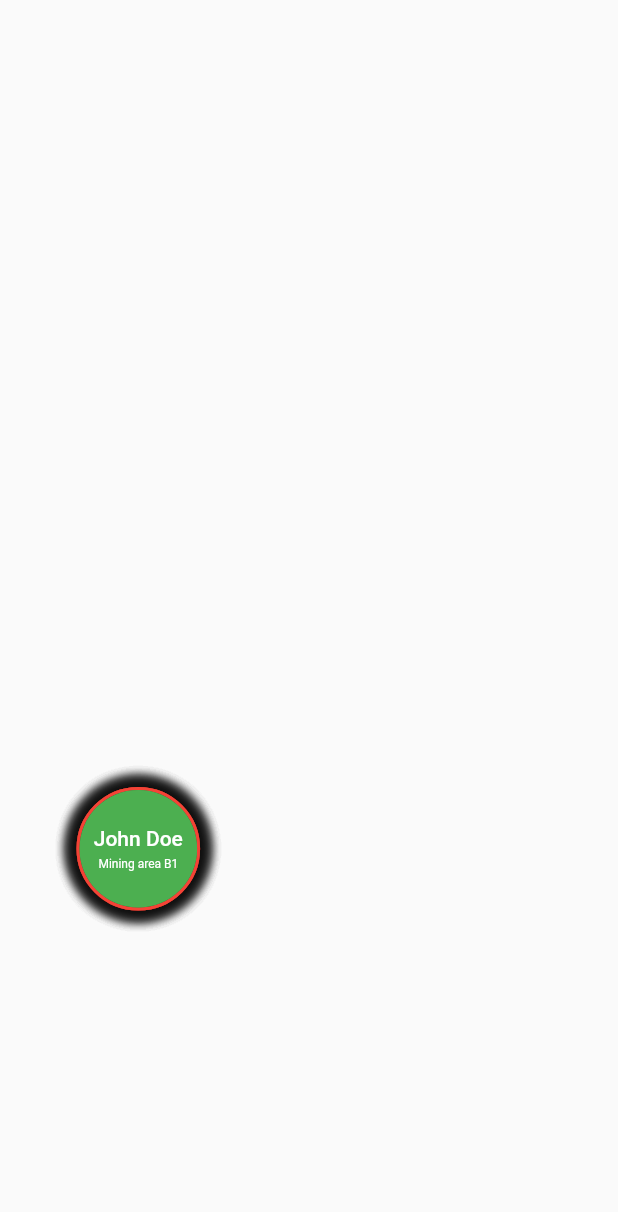
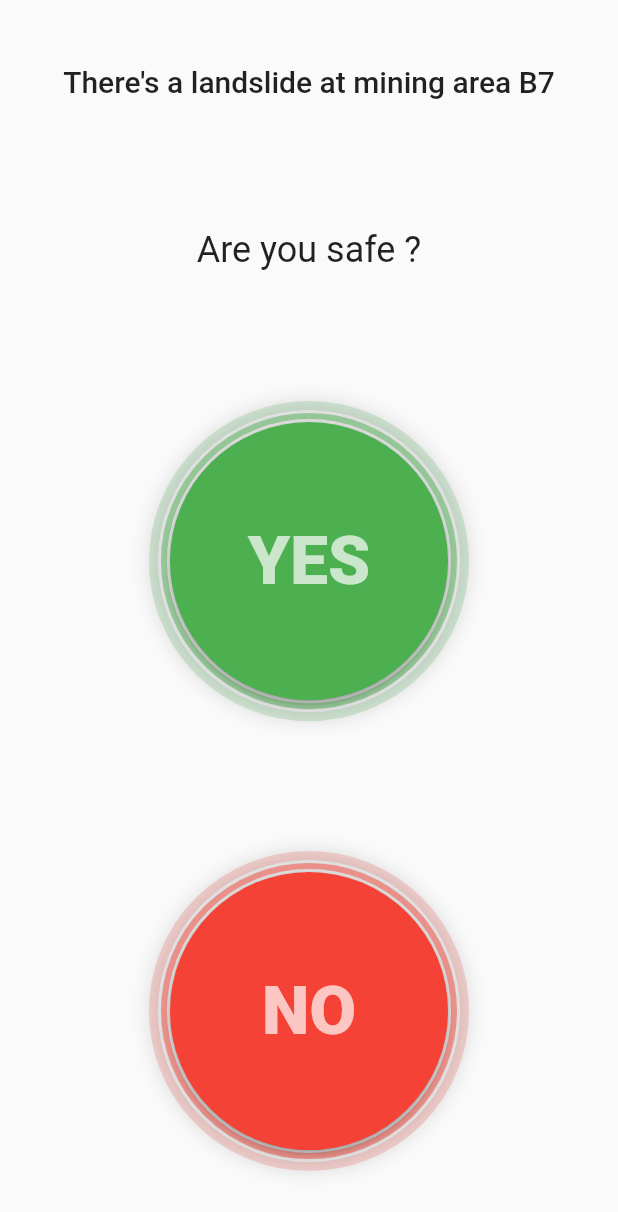
Before and after one commit to materoy/Siemens-hackathon-safety-marker, a Flutter app: the AlertResponsePage screen opened by its route, on a phone screen of 412 x 824 dp. Shown: the top 1212 px of the screen. Run offline on Flutter 3.47's test engine with Material 2 defaults, Android fonts, the phone set to English and light mode, and no system bars; our stand-ins replace bloc, flutter_bloc; generated files the repository leaves out were written again.

Commit message:
finish implementn alert page

```diff
--- a/lib/app/modules/alert/alert.dart
+++ b/lib/app/modules/alert/alert.dart
@@ -1,3 +1,5 @@
 export 'view/alert_details_page.dart';
 export 'view/alert_response_page.dart';
 export 'view/raise_alert_page.dart';
+export 'view/rescue_page.dart';
+export 'view/users_welfare_page.dart';
--- a/lib/app/modules/alert/view/alert_response_page.dart
+++ b/lib/app/modules/alert/view/alert_response_page.dart
@@ -1,7 +1,6 @@
-import 'dart:math';
-
 import 'package:flutter/material.dart';
 import 'package:siemens_hackathon_safety_marker/app/global/util/size_config.dart';
+import 'package:siemens_hackathon_safety_marker/app/routes/app_pages.dart';
 
 class AlertResponsePage extends StatelessWidget {
   const AlertResponsePage({Key? key}) : super(key: key);
@@ -10,142 +9,91 @@ class AlertResponsePage extends StatelessWidget {
   Widget build(BuildContext context) {
     return Scaffold(
       body: SafeArea(
+        child: SizedBox(
+          width: SizeConfig.width,
           child: Column(
+            mainAxisAlignment: MainAxisAlignment.spaceAround,
             children: [
-            SizedBox(
-              width: SizeConfig.safeWidth,
-              height: SizeConfig.safeHeight,
-              child: Stack(
-                children: List.generate(
-                    10,
-                    (index) => UserBubble(
-                          name: 'John Doe',
-                          location: 'Mining area B1',
-                        )),
+              Padding(
+                padding:
+                    EdgeInsets.symmetric(horizontal: SizeConfig.unitWidth * 8),
+                child: Text(
+                  "There's a landslide at mining area B7",
+                  style: Theme.of(context).textTheme.headline6!.copyWith(),
+                  textAlign: TextAlign.center,
                 ),
-            )
+              ),
+              Text(
+                'Are you safe ?',
+                style: Theme.of(context).textTheme.headline5,
+                textAlign: TextAlign.center,
+              ),
+              MarkerButton(
+                text: 'YES',
+                color: Colors.green,
+                onPressed: () => Navigator.pushReplacementNamed(
+                    context, Routes.USERS_WELFARE),
+              ),
+              MarkerButton(
+                text: 'NO',
+                color: Colors.red,
+                onPressed: () =>
+                    Navigator.pushReplacementNamed(context, Routes.RESCUE),
+              ),
             ],
+          ),
         ),
       ),
     );
   }
 }
 
-class UserBubble extends StatelessWidget {
-  UserBubble({Key? key, required this.name, this.location}) : super(key: key);
+class MarkerButton extends StatelessWidget {
+  const MarkerButton(
+      {Key? key,
+      required this.text,
+      required this.onPressed,
+      required this.color})
+      : super(key: key);
 
-  final String name;
-  final String? location;
-
-  final bool safe = Random().nextBool();
-  final double sizeForSafe = SizeConfig.unitHeight * 10;
-  final double sizeForUnsafe = SizeConfig.unitHeight * 14;
-
-  double get bottomOffset => Random()
-      .nextInt((SizeConfig.safeHeight - (safe ? sizeForSafe : sizeForUnsafe))
-          .toInt())
-      .toDouble();
-
-  double get leftOffset => Random()
-      .nextInt(
-          (SizeConfig.safeWidth - (safe ? sizeForSafe : sizeForUnsafe)).toInt())
-      .toDouble();
+  final String text;
+  final VoidCallback onPressed;
+  final Color color;
 
   @override
   Widget build(BuildContext context) {
-    return Positioned(
-      bottom: bottomOffset,
-      left: leftOffset,
-      child: GestureDetector(
-        onTap: () {
-          openUserDialog(context);
-        },
-        child: Container(
-          width: safe ? sizeForSafe : sizeForUnsafe,
-          height:
-              safe ? SizeConfig.unitHeight * 10 : SizeConfig.unitHeight * 12,
+    return Container(
+      padding: const EdgeInsets.all(2),
       decoration: BoxDecoration(
         shape: BoxShape.circle,
-              border:
-                  Border.all(color: safe ? Colors.red : Colors.green, width: 2),
+        border: Border.all(color: color.withOpacity(.2), width: 6),
+      ),
+      child: Container(
+        padding: const EdgeInsets.all(2),
+        decoration: BoxDecoration(
+          shape: BoxShape.circle,
+          border: Border.all(color: color.withOpacity(.5), width: 4),
           boxShadow: const [
-                BoxShadow(blurRadius: 6, spreadRadius: 6, color: Colors.black26)
-              ]),
-          child: CircleAvatar(
-            backgroundColor: safe ? Colors.green : Colors.red,
-            child: Column(
-              mainAxisAlignment: MainAxisAlignment.center,
-              children: [
-                const Spacer(flex: 6),
-                Text(
-                  name,
-                  textAlign: TextAlign.center,
-                  style: Theme.of(context).primaryTextTheme.bodyText1,
+            BoxShadow(blurRadius: 10, spreadRadius: 8, color: Colors.black12)
+          ],
         ),
-                const Spacer(),
-                Text(
-                  location ?? '',
-                  textAlign: TextAlign.center,
+        child: ElevatedButton(
+          onPressed: onPressed,
+          style: ElevatedButton.styleFrom(
+            shape: const CircleBorder(),
+            minimumSize:
+                Size(SizeConfig.unitWidth * 45, SizeConfig.unitWidth * 45),
+            primary: color,
+          ),
+          child: Text(
+            text,
             style: Theme.of(context)
                 .primaryTextTheme
-                      .bodyText2!
-                      .copyWith(fontSize: 8),
-                ),
-                const Spacer(flex: 6),
-              ],
-            ),
+                .headline3!
+                .copyWith(fontWeight: FontWeight.w800),
           ),
         ),
       ),
     );
   }
-
-  void openUserDialog(BuildContext context) {
-    showGeneralDialog(
-      context: context,
-      barrierLabel: name,
-      barrierDismissible: true,
-      pageBuilder: (context, animation, secondaryAnimation) {
-        return UserPopupDialog(
-          offset: Offset(leftOffset, bottomOffset),
-        );
-      },
-    );
 }
-}
-
-class UserPopupDialog extends StatelessWidget {
-  const UserPopupDialog({Key? key, required this.offset}) : super(key: key);
-
-  final Offset offset;
-
-  @override
-  Widget build(BuildContext context) {
-    return Center(
-      // offset: offset,
-      child: SizedBox(
-        width: SizeConfig.unitWidth * 20,
-        height: SizeConfig.unitHeight * 10,
-        child: Column(
-          mainAxisSize: MainAxisSize.min,
-          children: [
-            Text(
-              'name',
-              textAlign: TextAlign.center,
-              style: Theme.of(context).primaryTextTheme.bodyText1,
-            ),
-            const Spacer(),
-            Text(
-              "location ?? ''",
-              textAlign: TextAlign.center,
-              style: Theme.of(context)
-                  .primaryTextTheme
-                  .bodyText2!
-                  .copyWith(fontSize: 8),
-            ),
-          ],
-        ),
-      ),
-    );
-  }
-}
--- a/lib/app/routes/app_pages.dart
+++ b/lib/app/routes/app_pages.dart
@@ -17,5 +17,7 @@ class AppPages {
     _Paths.SETTINGS: (_) => const SettingsPage(),
     _Paths.ALERT_DETAILS: (_) => const AlertDetailsPage(),
     _Paths.ALERT_RESPONSE: (_) => const AlertResponsePage(),
+    _Paths.USERS_WELFARE: (_) => const UsersWealfarePage(),
+    _Paths.RESCUE: (_) => const RescuePage(),
   };
 }
--- a/lib/app/routes/app_routes.dart
+++ b/lib/app/routes/app_routes.dart
@@ -10,6 +10,8 @@ abstract class Routes {
   static const SETTINGS = _Paths.SETTINGS;
   static const ALERT_DETAILS = _Paths.ALERT_DETAILS;
   static const ALERT_RESPONSE = _Paths.ALERT_RESPONSE;
+  static const USERS_WELFARE = _Paths.USERS_WELFARE;
+  static const RESCUE = _Paths.RESCUE;
 }
 
 abstract class _Paths {
@@ -18,4 +20,6 @@ abstract class _Paths {
   static const SETTINGS = '/settings';
   static const ALERT_DETAILS = '/alert_details';
   static const ALERT_RESPONSE = '/alert_response';
+  static const USERS_WELFARE = '/users_wefare';
+  static const RESCUE = '/rescue';
 }
```
Also changed, not shown: lib/app/modules/alert/view/rescue_page.dart (added, +10 -0 lines), lib/app/modules/alert/view/users_welfare_page.dart (added, +151 -0 lines). Lines whose indentation alone changed are shown as unchanged.
